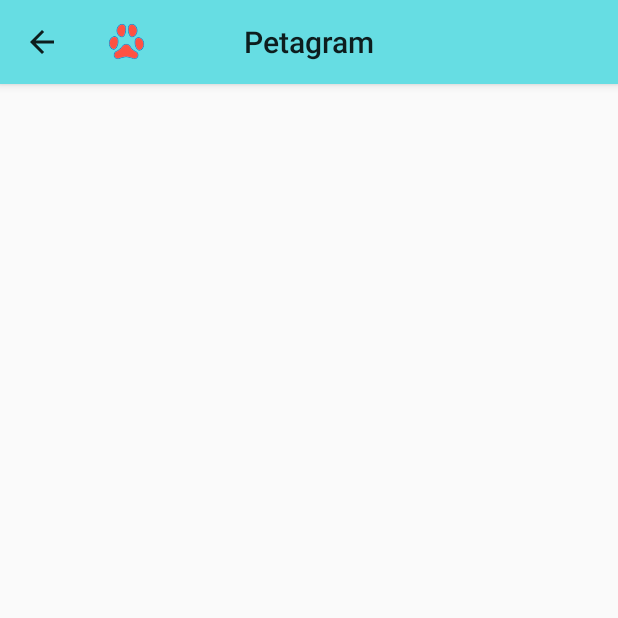
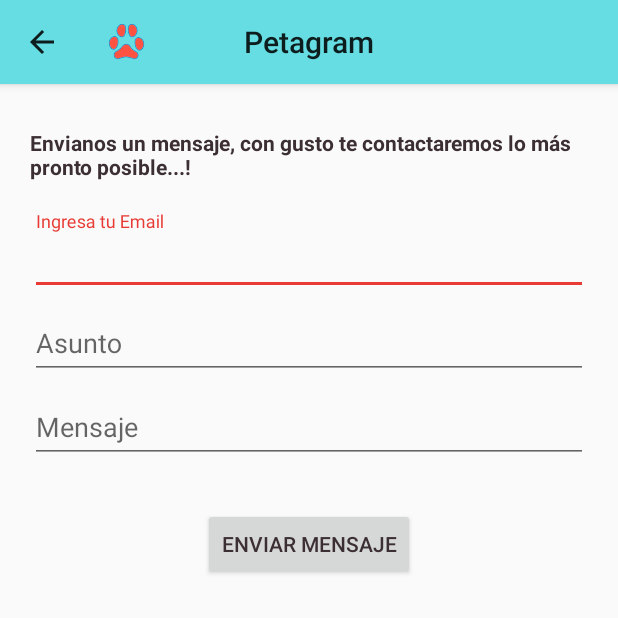
Before and after one commit to WalterGaldamezWeb/appMaterialDesing, an Android app: the Contacto screen opened directly, with no data from a screen before it, on a phone screen of 412 x 824 dp, the top half of it. Run offline under Robolectric (Android 15) with nearby library versions, the phone set to English and light mode, and no system bars; libraries missing offline, so code that uses them is left out: javax.mail.

Commit message:
Se agrego y configuro formulario de contacto JavaMail

```diff
--- a/app/src/main/AndroidManifest.xml
+++ b/app/src/main/AndroidManifest.xml
@@ -2,6 +2,7 @@
 <manifest xmlns:android="http://schemas.android.com/apk/res/android"
     xmlns:tools="http://schemas.android.com/tools"
     package="com.waltergaldamezweb.appmaterialdesing">
+    <uses-permission android:name="android.permission.INTERNET"/>
 
     <application
         android:allowBackup="true"
--- a/app/src/main/res/layout/contacto_activity.xml
+++ b/app/src/main/res/layout/contacto_activity.xml
@@ -8,4 +8,126 @@
 
     <include layout="@layout/app_bar"/>
 
+    <LinearLayout
+        xmlns:tools="http://schemas.Android.com/tools"
+        android:layout_width="match_parent"
+        android:layout_height="match_parent"
+        android:orientation="vertical"
+        android:paddingLeft="20dp"
+        android:paddingRight="20dp"
+        android:paddingTop="30dp"
+        android:layout_marginTop="35dp">
+
+        <!-- <TextView
+            android:id="@+id/textView1"
+            android:layout_width="wrap_content"
+            android:layout_height="wrap_content"
+            android:paddingTop="10dp"
+            android:text="Emisor Email" />
+
+        <EditText
+            android:id="@+id/editText1"
+            android:layout_width="match_parent"
+            android:layout_height="wrap_content"
+            android:background="#FFFFFF"
+            android:cursorVisible="true"
+            android:editable="true"
+            android:ems="10"
+            android:enabled="true"
+            android:inputType="textEmailAddress"
+            android:padding="5dp"
+            android:textColor="#000000">
+
+            <requestFocus />
+        </EditText>
+
+        <TextView
+            android:id="@+id/textView2"
+            android:layout_width="wrap_content"
+            android:layout_height="wrap_content"
+            android:paddingTop="10dp"
+            android:text="Password (For from email)" />
+
+        <EditText
+            android:id="@+id/editText2"
+            android:layout_width="match_parent"
+            android:layout_height="wrap_content"
+            android:background="#FFFFFF"
+            android:ems="10"
+            android:inputType="textPassword"
+            android:padding="5dp"
+            android:textColor="#000000" />
+
+        <TextView
+            android:id="@+id/textView3"
+            android:layout_width="wrap_content"
+            android:layout_height="wrap_content"
+            android:paddingTop="10dp"
+            android:text="Destino Email" />
+
+        <EditText
+            android:id="@+id/editText3"
+            android:layout_width="match_parent"
+            android:layout_height="wrap_content"
+            android:background="#ffffff"
+            android:ems="10"
+            android:inputType="textEmailAddress"
+            android:padding="5dp"
+            android:textColor="#000000" />-->
+        <TextView
+            android:id="@+id/textViewTituloContacto"
+            android:layout_width="wrap_content"
+            android:layout_height="wrap_content"
+            android:paddingTop="@dimen/marginTopTituloForm"
+            android:text="@string/tituloContactForm"
+            android:textStyle="bold"/>
+
+        <com.google.android.material.textfield.TextInputLayout
+            android:id="@+id/textViewEmail"
+            android:layout_width="match_parent"
+            android:layout_height="wrap_content"
+            android:layout_marginTop="@dimen/marginTopTituloForm">
+            <com.google.android.material.textfield.TextInputEditText
+                android:id="@+id/editTextEmail"
+                android:layout_width="match_parent"
+                android:layout_height="wrap_content"
+                android:hint="@string/hintEmail">
+            </com.google.android.material.textfield.TextInputEditText>
+        </com.google.android.material.textfield.TextInputLayout>
+
+        <com.google.android.material.textfield.TextInputLayout
+            android:id="@+id/textView4"
+            android:layout_width="match_parent"
+            android:layout_height="wrap_content">
+            <com.google.android.material.textfield.TextInputEditText
+                android:id="@+id/editText4"
+                android:layout_width="match_parent"
+                android:layout_height="wrap_content"
+                android:hint="@string/hintAsunto">
+            </com.google.android.material.textfield.TextInputEditText>
+        </com.google.android.material.textfield.TextInputLayout>
+
+        <com.google.android.material.textfield.TextInputLayout
+            android:id="@+id/textView5"
+            android:layout_width="match_parent"
+            android:layout_height="wrap_content">
+            <com.google.android.material.textfield.TextInputEditText
+                android:id="@+id/editText5"
+                android:layout_width="match_parent"
+                android:maxHeight="@dimen/altoCajaMensaje"
+                android:layout_height="wrap_content"
+                android:hint="@string/hintMensaje">
+            </com.google.android.material.textfield.TextInputEditText>
+        </com.google.android.material.textfield.TextInputLayout>
+
+        <Button
+            android:id="@+id/button1"
+            android:layout_width="wrap_content"
+            android:layout_height="wrap_content"
+            android:layout_marginTop="@dimen/marginTop_btnMensaje"
+            android:text="@string/btnEnviarMensaje"
+            android:layout_gravity="center"/>
+
+    </LinearLayout>
+
 </androidx.constraintlayout.widget.ConstraintLayout>
--- a/app/src/main/res/values/dimens.xml
+++ b/app/src/main/res/values/dimens.xml
@@ -13,5 +13,8 @@
     <dimen name="anchoImgLikesCardView">20dp</dimen>
     <dimen name="margenSuperiorImgLikesCardView">10dp</dimen>
     <dimen name="margenDerechoImgLikesCardView">10dp</dimen>
+    <dimen name="altoCajaMensaje">200dp</dimen>
+    <dimen name="marginTopTituloForm">20dp</dimen>
+    <dimen name="marginTop_btnMensaje">30dp</dimen>
 
 </resources>
--- a/app/src/main/res/values/strings.xml
+++ b/app/src/main/res/values/strings.xml
@@ -12,4 +12,10 @@
     <string name="itemMenuContacto">Contacto</string>
     <string name="itemMenuAcercaDe">Acerca De</string>
     <string name="descripcionImgCardView">Imagen Mascota</string>
+    <string name="hintEmail">Ingresa tu Email</string>
+    <string name="hintAsunto">Asunto</string>
+    <string name="hintMensaje">Mensaje</string>
+    <string name="btnEnviarMensaje">Enviar Mensaje</string>
+    <string name="tituloContactForm">Envianos un mensaje, con gusto te contactaremos lo más pronto posible...!</string>
+
 </resources>
```
Also changed, not shown: app/build.gradle (+13 -0 lines), app/src/main/java/com/waltergaldamezweb/appmaterialdesing/Contacto.java (+52 -0 lines), app/src/main/java/com/waltergaldamezweb/appmaterialdesing/GMail.java (added, +82 -0 lines), app/src/main/java/com/waltergaldamezweb/appmaterialdesing/SendMailTask.java (added, +58 -0 lines).
